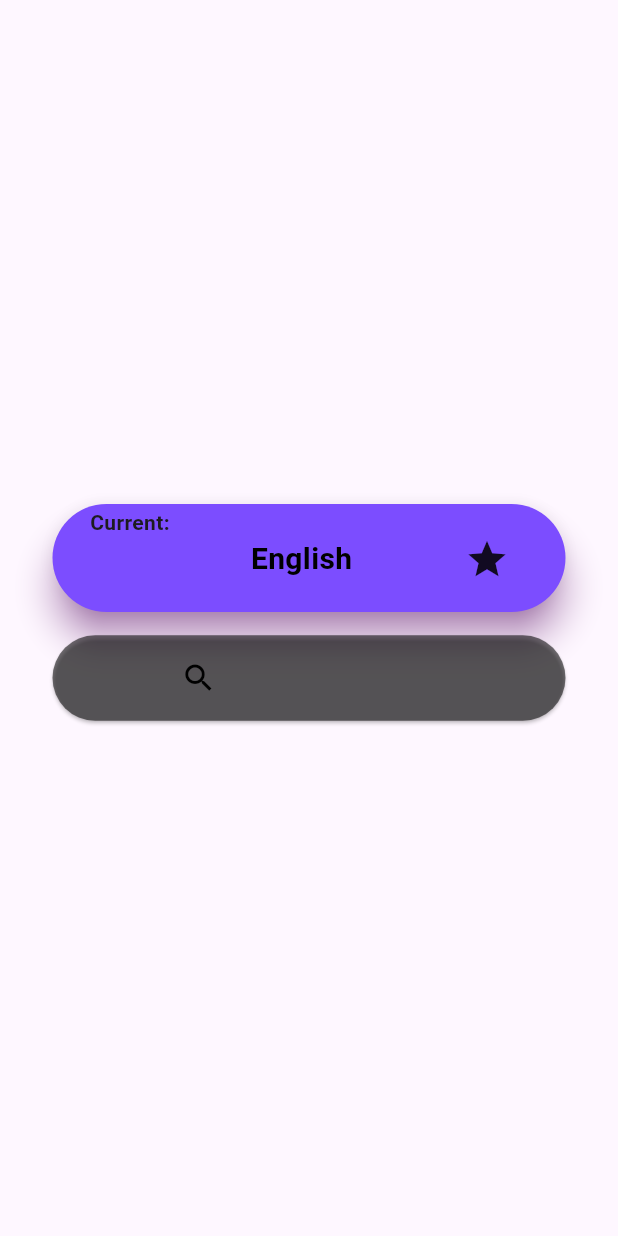
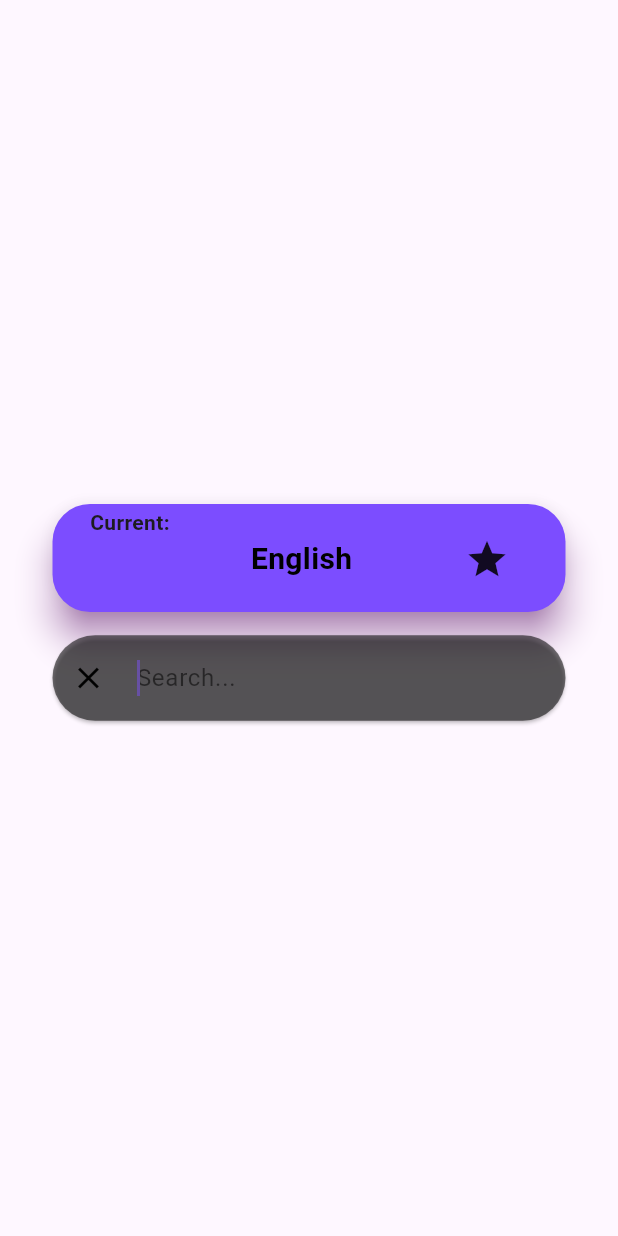
Before and after one commit to luis-ota/arch-change-keyboard, a Flutter app: the screen it shows after launch, after a tap on the "search" icon, on a phone screen of 412 x 824 dp. Run offline on Flutter 3.47's test engine with Material 3 defaults, Android fonts, the phone set to English and light mode, and no system bars; missing offline and left inert: bitsdojo_window.

Commit message:
add paginda de settings e favs

```diff
--- a/lib/components/current_map_card.dart
+++ b/lib/components/current_map_card.dart
@@ -1,4 +1,3 @@
-import 'package:flutter/foundation.dart';
 import 'package:flutter/material.dart';
 
 
@@ -23,7 +22,7 @@ class _CurrentMapCardState extends State<CurrentMapCard> {
       height: 80,
       child: Card(
         shape: RoundedRectangleBorder(
-          borderRadius: BorderRadius.circular(50),
+          borderRadius: BorderRadius.circular(25),
         ),
         shadowColor: Colors.purple,
         elevation: 10,
--- a/lib/components/options_card.dart
+++ b/lib/components/options_card.dart
@@ -1,14 +1,9 @@
-import 'dart:ffi';
-
-import 'package:flutter/foundation.dart';
+import 'package:chkbmap/screens/settings_page.dart';
+import 'package:chkbmap/screens/star_page.dart';
 import 'package:flutter/material.dart';
 
-
 class OptionsCard extends StatefulWidget {
-
-
-  const OptionsCard(
-      {super.key});
+  const OptionsCard({super.key});
 
   @override
   State<StatefulWidget> createState() {
@@ -20,7 +15,9 @@ class _OptionsCardState extends State<OptionsCard> {
   bool searchVisible = true;
   bool starVisible = true;
   bool settingsVisible = true;
+  bool isSearchExpanded = false;
   double optionsCardWidth = 140;
+  final TextEditingController _searchController = TextEditingController();
   final GlobalKey<FormState> _formKey = GlobalKey<FormState>();
 
   @override
@@ -31,7 +28,8 @@ class _OptionsCardState extends State<OptionsCard> {
       child: Row(
         mainAxisAlignment: MainAxisAlignment.start,
         children: [
-          SizedBox(
+          AnimatedContainer(
+            duration: const Duration(milliseconds: 300), // Animação suave da expansão
             width: optionsCardWidth,
             height: 65,
             child: Card(
@@ -40,16 +38,50 @@ class _OptionsCardState extends State<OptionsCard> {
               ),
               color: Colors.black54,
               child: Row(
-
                 mainAxisAlignment: MainAxisAlignment.spaceEvenly,
                 children: [
-                  Visibility(visible: searchVisible, child: Row(
-                    children: [
-                      IconButton(onPressed: ExpandSearch, icon: const Icon(Icons.search, color: Colors.black,)),
-                    ],
-                  )),
-                  Visibility(visible: starVisible, child: IconButton(onPressed: (){}, icon: const Icon(Icons.star, color: Colors.black,))),
-                  Visibility(visible:settingsVisible, child: IconButton(onPressed: (){}, icon: const Icon(Icons.settings, color: Colors.black,))),
+                  Visibility(
+                    visible: searchVisible,
+                    child: IconButton(
+                      onPressed: _toggleSearch,
+                      icon: Icon(!isSearchExpanded ? Icons.search : Icons.close, color: Colors.black,),
+                    ),
+                  ),
+
+                  if (isSearchExpanded)
+                    Expanded(
+                      child: Padding(
+                        padding: const EdgeInsets.only(left: 8.0, right: 8.0),
+                        child: TextFormField(
+                          controller: _searchController,
+                          decoration: const InputDecoration(
+                            hintText: 'Search...',
+                            border: InputBorder.none,
+                            hintStyle: TextStyle(color: Colors.black54),
+                          ),
+                          style: const TextStyle(color: Colors.black54),
+                          autofocus: true,
+                        ),
+                      ),
+                    ),
+
+                  // Ícone de estrela
+                  Visibility(
+                    visible: starVisible && !isSearchExpanded,
+                    child: IconButton(
+                      onPressed: _goToStarPage,
+                      icon: const Icon(Icons.star, color: Colors.black),
+                    ),
+                  ),
+
+                  // Ícone de configurações
+                  Visibility(
+                    visible: settingsVisible && !isSearchExpanded,
+                    child: IconButton(
+                      onPressed: _goToSettingsPage,
+                      icon: const Icon(Icons.settings, color: Colors.black),
+                    ),
+                  ),
                 ],
               ),
             ),
@@ -59,11 +91,33 @@ class _OptionsCardState extends State<OptionsCard> {
     );
   }
 
-  Future<void> ExpandSearch() async {
+  void _toggleSearch() {
     setState(() {
-      starVisible = false;
-      settingsVisible = false;
-      optionsCardWidth = 350 ;
+      if (isSearchExpanded) {
+        starVisible = true;
+        settingsVisible = true;
+        optionsCardWidth = 140;
+        isSearchExpanded = false;
+      } else {
+        starVisible = false;
+        settingsVisible = false;
+        optionsCardWidth = 350;
+        isSearchExpanded = true;
+      }
     });
   }
+
+  void _goToStarPage(){
+    Navigator.push(
+      context,
+      MaterialPageRoute(builder: (context) => const StarPage()),
+    );
+  }
+
+  void _goToSettingsPage(){
+    Navigator.push(
+      context,
+      MaterialPageRoute(builder: (context) => const SettingsPage()),
+    );
+  }
 }
```
Also changed, not shown: lib/screens/settings_page.dart (added, +28 -0 lines), lib/screens/star_page.dart (added, +36 -0 lines).
